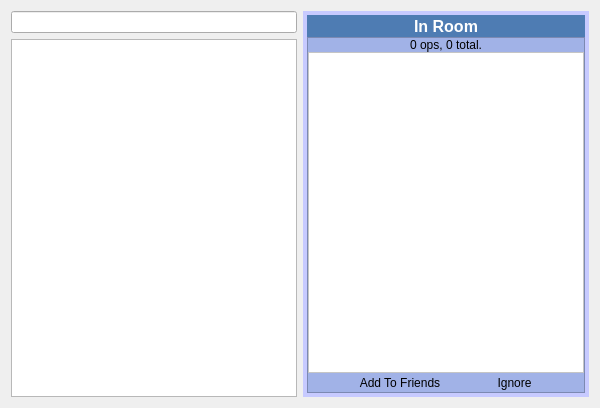
Before: the Qt Designer form trunk/UI/widgetchattab.ui in c3c/quazaa, drawn with Qt 5.
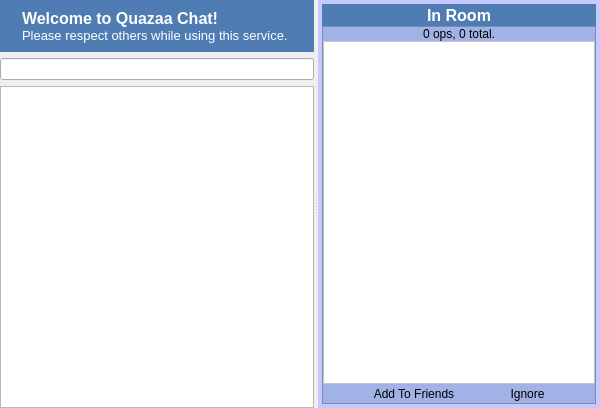
After: the same form once the commit is applied. Icons and pictures are not drawn.

Commit message: A bit of reorginization on chat tabs.

The edit to the form file:
```diff
--- a/trunk/UI/widgetchattab.ui
+++ b/trunk/UI/widgetchattab.ui
@@ -25,8 +25,79 @@
   <property name="windowTitle">
    <string>ChatTab</string>
   </property>
-  <layout class="QGridLayout" name="gridLayout">
+  <layout class="QVBoxLayout" name="verticalLayout_2">
+   <property name="spacing">
+    <number>0</number>
+   </property>
+   <property name="margin">
+    <number>0</number>
+   </property>
+   <item>
+    <widget class="QSplitter" name="splitter">
+     <property name="orientation">
+      <enum>Qt::Horizontal</enum>
+     </property>
+     <widget class="QFrame" name="frame">
+      <property name="frameShape">
+       <enum>QFrame::NoFrame</enum>
+      </property>
+      <property name="frameShadow">
+       <enum>QFrame::Raised</enum>
+      </property>
+      <layout class="QVBoxLayout" name="verticalLayout">
+       <property name="margin">
+        <number>0</number>
+       </property>
+       <item>
+        <widget class="QFrame" name="frameChatWelcome">
+         <property name="styleSheet">
+          <string notr="true">QFrame {
+	background-color: rgb(78, 124, 179);
+	color: rgb(255, 255, 255);
+}</string>
+         </property>
+         <property name="frameShape">
+          <enum>QFrame::NoFrame</enum>
+         </property>
+         <property name="frameShadow">
+          <enum>QFrame::Raised</enum>
+         </property>
+         <layout class="QGridLayout" name="gridLayout_39">
    <item row="0" column="0">
+           <widget class="QLabel" name="labelChatWelcomeLogo">
+            <property name="text">
+             <string/>
+            </property>
+            <property name="pixmap">
+             <pixmap resource="../Resource.qrc">:/Resource/Chat/ChatWelcome.png</pixmap>
+            </property>
+            <property name="scaledContents">
+             <bool>false</bool>
+            </property>
+           </widget>
+          </item>
+          <item row="0" column="1">
+           <widget class="QLabel" name="labelChatWelcomeText">
+            <property name="sizePolicy">
+             <sizepolicy hsizetype="Expanding" vsizetype="Preferred">
+              <horstretch>0</horstretch>
+              <verstretch>0</verstretch>
+             </sizepolicy>
+            </property>
+            <property name="text">
+             <string>&lt;!DOCTYPE HTML PUBLIC &quot;-//W3C//DTD HTML 4.0//EN&quot; &quot;http://www.w3.org/TR/REC-html40/strict.dtd&quot;&gt;
+&lt;html&gt;&lt;head&gt;&lt;meta name=&quot;qrichtext&quot; content=&quot;1&quot; /&gt;&lt;style type=&quot;text/css&quot;&gt;
+p, li { white-space: pre-wrap; }
+&lt;/style&gt;&lt;/head&gt;&lt;body style=&quot; font-family:'MS Shell Dlg 2'; font-size:8.25pt; font-weight:400; font-style:normal;&quot;&gt;
+&lt;p style=&quot; margin-top:0px; margin-bottom:0px; margin-left:0px; margin-right:0px; -qt-block-indent:0; text-indent:0px;&quot;&gt;&lt;span style=&quot; font-size:12pt; font-weight:600;&quot;&gt;Welcome to Quazaa Chat!&lt;/span&gt;&lt;/p&gt;
+&lt;p style=&quot; margin-top:0px; margin-bottom:0px; margin-left:0px; margin-right:0px; -qt-block-indent:0; text-indent:0px;&quot;&gt;&lt;span style=&quot; font-size:10pt;&quot;&gt;Please respect others while using this service.&lt;/span&gt;&lt;/p&gt;&lt;/body&gt;&lt;/html&gt;</string>
+            </property>
+           </widget>
+          </item>
+         </layout>
+        </widget>
+       </item>
+       <item>
     <widget class="QLineEdit" name="lineEdit">
      <property name="sizePolicy">
       <sizepolicy hsizetype="Preferred" vsizetype="Fixed">
@@ -36,7 +107,21 @@
      </property>
     </widget>
    </item>
-   <item row="0" column="1" rowspan="2">
+       <item>
+        <widget class="QTextBrowser" name="textBrowser">
+         <property name="enabled">
+          <bool>true</bool>
+         </property>
+         <property name="sizePolicy">
+          <sizepolicy hsizetype="Expanding" vsizetype="Expanding">
+           <horstretch>0</horstretch>
+           <verstretch>0</verstretch>
+          </sizepolicy>
+         </property>
+        </widget>
+       </item>
+      </layout>
+     </widget>
     <widget class="QFrame" name="frameChatRightSidebar">
      <property name="styleSheet">
       <string notr="true">QFrame {
@@ -207,18 +292,6 @@
       </item>
      </layout>
     </widget>
-   </item>
-   <item row="1" column="0">
-    <widget class="QTextBrowser" name="textBrowser">
-     <property name="enabled">
-      <bool>true</bool>
-     </property>
-     <property name="sizePolicy">
-      <sizepolicy hsizetype="Expanding" vsizetype="Expanding">
-       <horstretch>0</horstretch>
-       <verstretch>0</verstretch>
-      </sizepolicy>
-     </property>
     </widget>
    </item>
   </layout>
```
Lines whose indentation alone changed are shown as unchanged. The commit also changes 3 other files.
